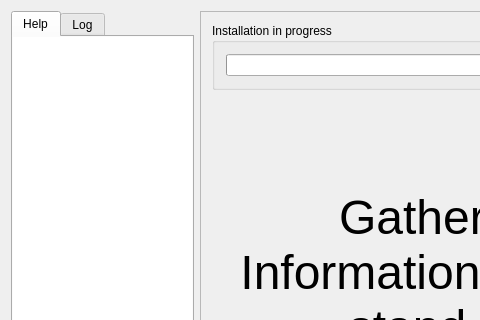
Old version of the form meinstall.ui in the repository gazelle-installer/gazelle-installer; both pictures show x 0 to 480 and y 0 to 320 of the 700 by 500 pixel window.
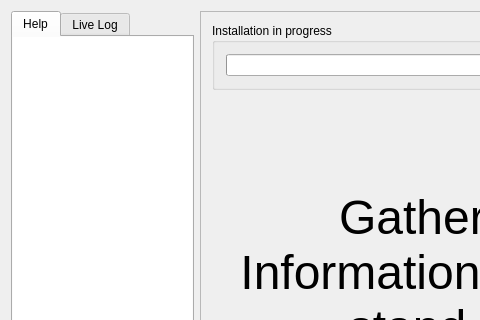
New version of the form. Icons and pictures are not drawn.

Commit message: Changed tab title to Live Log.

```diff
--- a/meinstall.ui
+++ b/meinstall.ui
@@ -93,7 +93,7 @@
      </widget>
      <widget class="QWidget" name="tabLog">
       <attribute name="title">
-       <string>Log</string>
+       <string>Live Log</string>
       </attribute>
       <layout class="QVBoxLayout" name="verticalLayout_4">
        <property name="leftMargin">
```
